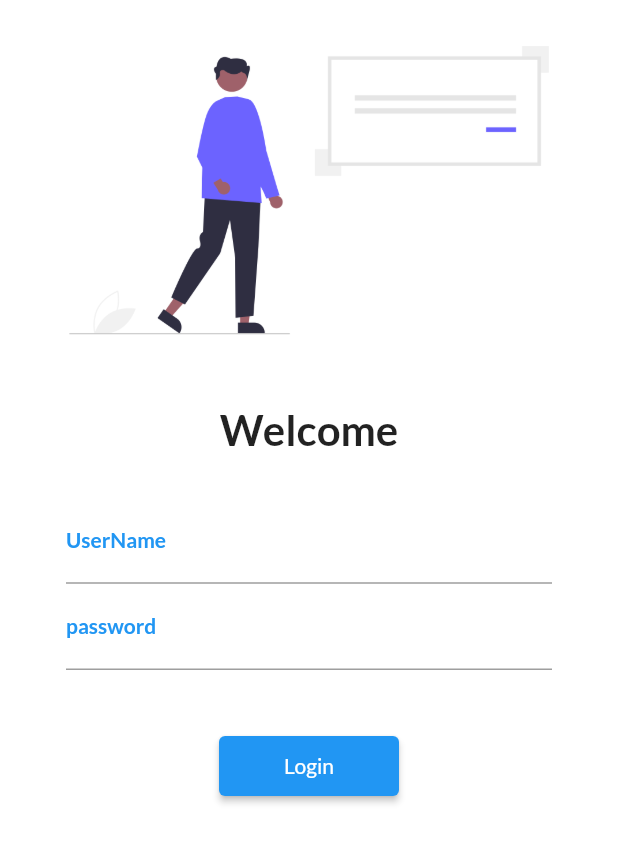
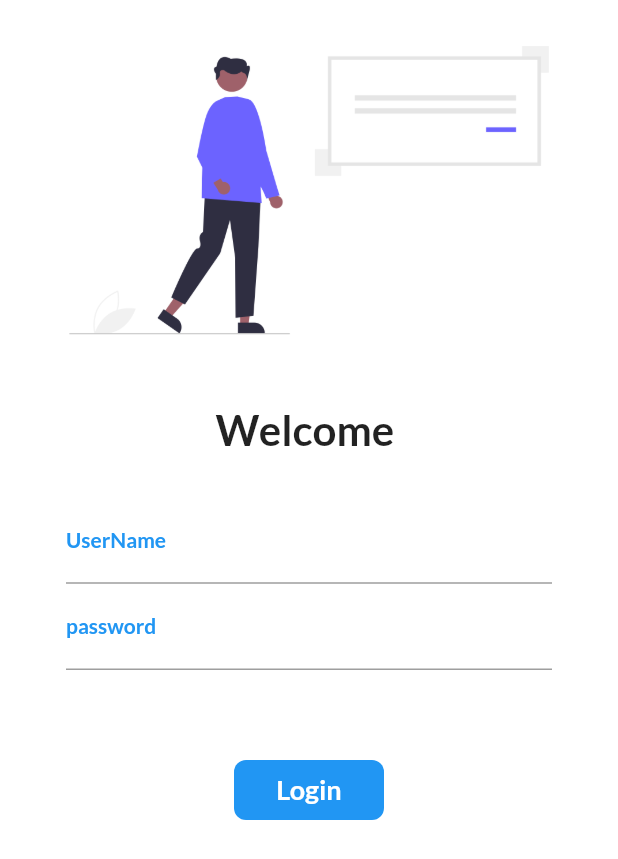
Before and after one commit to hasti-2508/30DaysOfFlutter, a Flutter app: the screen it shows after launch, on a phone screen of 412 x 824 dp. Shown: the top 859 px of the screen. Run offline on Flutter 3.47's test engine with Material 2 defaults, Android fonts, the phone set to English and light mode, and no system bars; our stand-ins replace google_fonts.

Commit message:
Day 6 completed

```diff
--- a/lib/Pages/Login_Page.dart
+++ b/lib/Pages/Login_Page.dart
@@ -1,11 +1,19 @@
+// ignore_for_file: prefer_const_constructors, sort_child_properties_last, use_build_context_synchronously
+
 import "package:flutter/material.dart";
 import 'package:flutter/services.dart';
 import 'package:flutter_catalog/utils/Routes.dart';
 
-class LoginPage extends StatelessWidget {
+class LoginPage extends StatefulWidget {
+  @override
+  State<LoginPage> createState() => _LoginPageState();
+}
+
+class _LoginPageState extends State<LoginPage> {
+  String name = "";
+  bool changeButton = false;
   @override
   Widget build(BuildContext context) {
-    // ignore: prefer_const_constructors
     return Material(
         color: Colors.white,
         child: SingleChildScrollView(
@@ -19,7 +27,7 @@ class LoginPage extends StatelessWidget {
                 height: 16.0,
               ),
               Text(
-                "Welcome",
+                "Welcome $name",
                 style: TextStyle(fontSize: 28, fontWeight: FontWeight.bold),
               ),
               SizedBox(
@@ -38,6 +46,10 @@ class LoginPage extends StatelessWidget {
                               color: Colors.blue,
                               fontSize: 14.0,
                               fontWeight: FontWeight.bold)),
+                      onChanged: (value) {
+                        name = value;
+                        setState(() {});
+                      },
                     ),
                     TextFormField(
                       obscureText: true,
@@ -50,14 +62,46 @@ class LoginPage extends StatelessWidget {
                               fontWeight: FontWeight.bold)),
                     ),
                     SizedBox(
-                      height: 40.0,
+                      height: 60.0,
                     ),
-                    ElevatedButton(
-                        child: Text("Login"),
-                        style: TextButton.styleFrom(minimumSize: Size(120, 40)),
-                        onPressed: () {
-                          Navigator.pushNamed(context, myRoutes.homeRoute);
-                        }),
+
+                    InkWell(
+                      onTap: () async {
+                        setState(() {
+                          changeButton = true;
+
+                        });
+
+                        await Future.delayed(Duration(seconds: 1));
+                        Navigator.pushNamed(context, myRoutes.homeRoute);
+                      },
+                      child: AnimatedContainer(
+                        duration: Duration(seconds: 1),
+                        width: changeButton ? 60 : 100,
+                        height: changeButton ? 60 : 40,
+                        alignment: Alignment.center,
+                        child: changeButton
+                            ? Icon(Icons.done, color: Colors.white)
+                            : Text(
+                                "Login",
+                                style: TextStyle(
+                                    fontSize: 18,
+                                    fontWeight: FontWeight.bold,
+                                    color: Colors.white),
+                              ),
+                        decoration: BoxDecoration(
+                            borderRadius:
+                                BorderRadius.circular(changeButton ? 30 : 8),
+                            color: Colors.blue),
+                      ),
+                    ),
+
+                    // ElevatedButton(
+                    //     child: Text("Login"),
+                    //     style: TextButton.styleFrom(minimumSize: Size(120, 40)),
+                    //     onPressed: () {
+                    //       Navigator.pushNamed(context, myRoutes.homeRoute);
+                    //     }),
                   ],
                 ),
               )
--- a/lib/Pages/home_page.dart
+++ b/lib/Pages/home_page.dart
@@ -1,3 +1,5 @@
+// ignore_for_file: prefer_const_constructors
+
 import 'package:flutter/material.dart';
 
 class Homepage extends StatelessWidget {
--- a/lib/main.dart
+++ b/lib/main.dart
@@ -1,3 +1,5 @@
+// ignore_for_file: prefer_const_constructors
+
 import 'package:flutter/material.dart';
 import 'package:flutter_catalog/Pages/Login_Page.dart';
 import 'package:flutter_catalog/Pages/home_page.dart';
```
